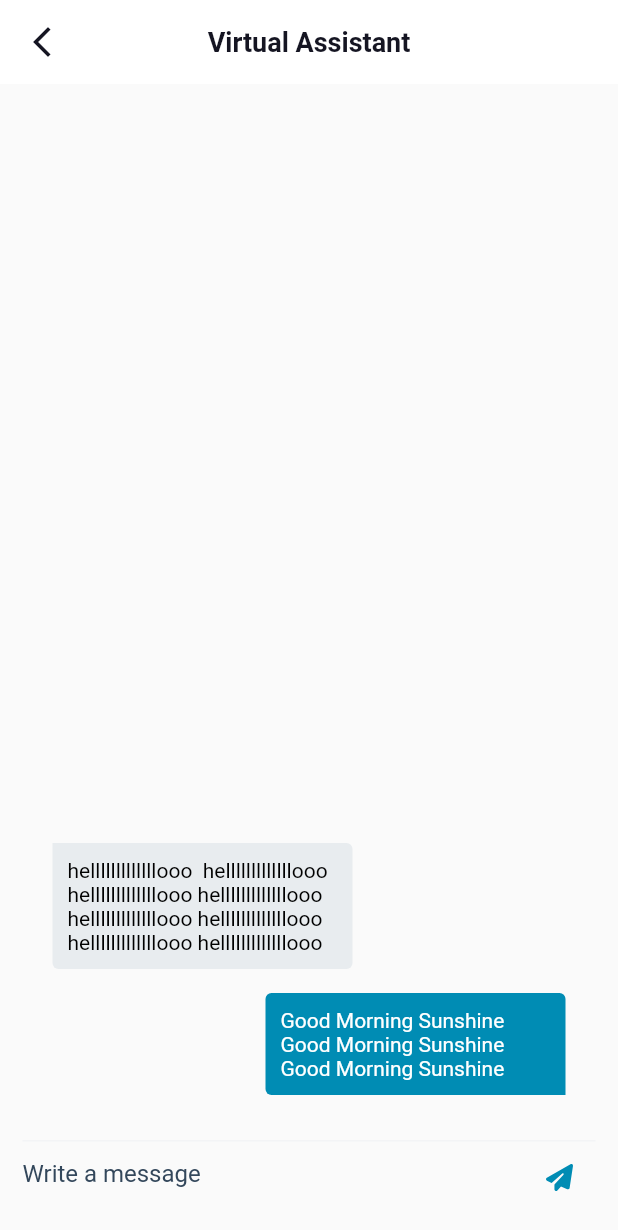
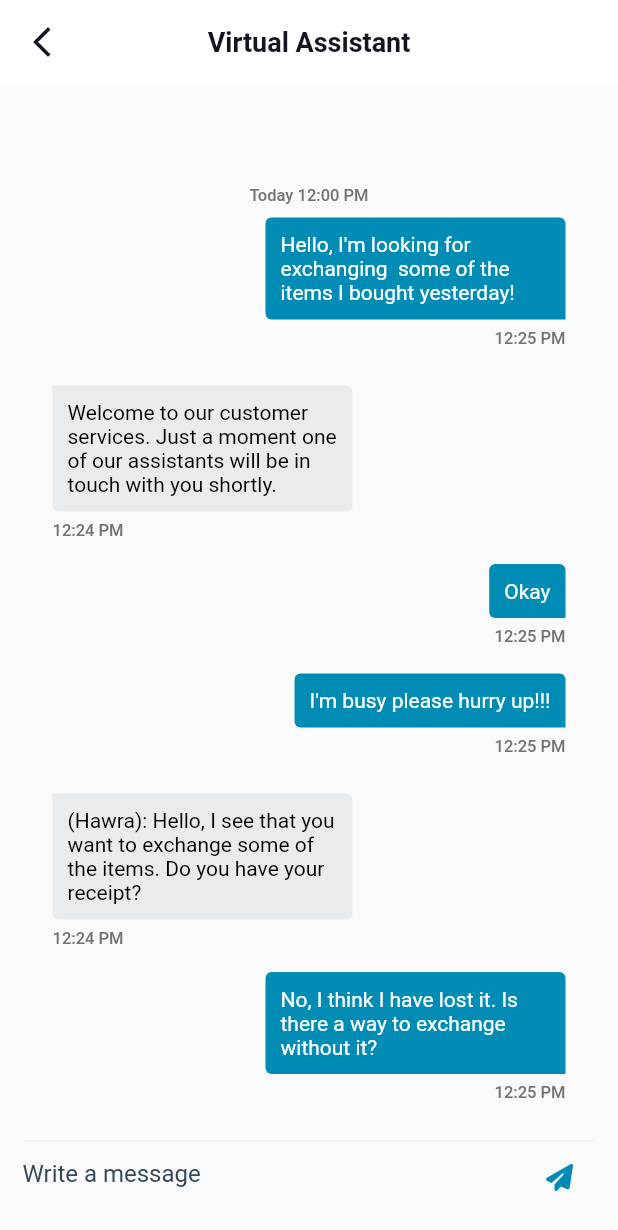
Before and after one commit to shathaMh1/chatbot, a Flutter app: the ChatScreen screen opened directly, on a phone screen of 412 x 824 dp. Shown: the top 1230 px of the screen. Run offline on Flutter 3.47's test engine with Material 2 defaults, Android fonts, the phone set to English and light mode, and no system bars; our stand-ins replace firebase_auth, firebase_core, flutter_svg, flutter_switch, get; accounts and stored records are empty.

Commit message:
chat ui done

```diff
--- a/lib/view/chat_screen.dart
+++ b/lib/view/chat_screen.dart
@@ -1,6 +1,7 @@
 import 'package:chatbot_template/constants/constants.dart';
 import 'package:chatbot_template/view/widgets/chat%20widgets/admin_response.dart';
 import 'package:chatbot_template/view/widgets/chat%20widgets/input_send_msg.dart';
+import 'package:chatbot_template/view/widgets/chat%20widgets/timestamp_chat.dart';
 import 'package:chatbot_template/view/widgets/chat%20widgets/user_response.dart';
 import 'package:flutter/material.dart';
 import 'package:get/get.dart';
@@ -30,20 +31,54 @@ class ChatScreen extends StatelessWidget {
           ),
         ),
       ),
-      body: Center(
-        child:
-            Column(mainAxisAlignment: MainAxisAlignment.end, children: const [
+      body: Column(children: [
+        Expanded(
+          child: ListView.builder(
+            reverse: true,
+            itemCount: 1,
+            itemBuilder: (context, index) {
+              return Column(
+                mainAxisAlignment: MainAxisAlignment.spaceBetween,
+                children: [
+                  Padding(
+                    padding: const EdgeInsets.only(top: 80.5),
+                    child: TimeStampChat(
+                      text: 'Today 12:00 PM',
+                    ),
+                  ),
+                  Column(
+                      mainAxisAlignment: MainAxisAlignment.end,
+                      children: const [
+                        UserResponse(
+                          text:
+                              'Hello, I\'m looking for exchanging  some of the items I bought yesterday! ',
+                        ),
                         AdminResponse(
                           text:
-                'helllllllllllllooo  helllllllllllllooo helllllllllllllooo helllllllllllllooo helllllllllllllooo helllllllllllllooo helllllllllllllooo helllllllllllllooo',
+                              'Welcome to our customer services. Just a moment one of our assistants will be in touch with you shortly.',
+                        ),
+                        UserResponse(
+                          text: 'Okay',
+                        ),
+                        UserResponse(
+                          text: 'I\'m busy please hurry up!!!',
+                        ),
+                        AdminResponse(
+                          text:
+                              '(Hawra): Hello, I see that you want to exchange some of the items. Do you have your receipt?',
                         ),
                         UserResponse(
                           text:
-                'Good Morning Sunshine  Good Morning Sunshine Good Morning Sunshine',
+                              'No, I think I have lost it. Is there a way to exchange without it?',
                         ),
-          InputMsg()
                       ]),
+                ],
+              );
+            },
           ),
+        ),
+        const InputMsg()
+      ]),
     );
   }
 }
--- a/lib/view/widgets/chat widgets/admin_response.dart
+++ b/lib/view/widgets/chat widgets/admin_response.dart
@@ -1,3 +1,4 @@
+import 'package:chatbot_template/view/widgets/chat%20widgets/timestamp_chat.dart';
 import 'package:flutter/material.dart';
 
 class AdminResponse extends StatelessWidget {
@@ -12,7 +13,10 @@ class AdminResponse extends StatelessWidget {
   Widget build(BuildContext context) {
     return Padding(
       padding: const EdgeInsets.only(left: 35.0, bottom: 8, top: 15),
-      child: Align(
+      child: Column(
+        crossAxisAlignment: CrossAxisAlignment.start,
+        children: [
+          Align(
             alignment: Alignment.centerLeft,
             widthFactor: double.infinity,
             child: Container(
@@ -34,6 +38,12 @@ class AdminResponse extends StatelessWidget {
               ),
             ),
           ),
+          Padding(
+            padding: const EdgeInsets.only(top: 6.0),
+            child: TimeStampChat(text: '12:24 PM'),
+          ),
+        ],
+      ),
     );
   }
 }
--- a/lib/view/widgets/chat widgets/input_send_msg.dart
+++ b/lib/view/widgets/chat widgets/input_send_msg.dart
@@ -16,6 +16,8 @@ class InputMsg extends StatelessWidget {
                   width: 1, color: Color.fromRGBO(243, 244, 246, 1))),
         ),
         child: TextField(
+            keyboardType: TextInputType.multiline,
+            maxLines: null,
             style: const TextStyle(color: kBlackColor),
             cursorColor: kBlackColor,
             decoration: InputDecoration(
--- /dev/null
+++ b/lib/view/widgets/chat widgets/timestamp_chat.dart
@@ -0,0 +1,22 @@
+import 'package:flutter/material.dart';
+import 'package:flutter/src/widgets/container.dart';
+import 'package:flutter/src/widgets/framework.dart';
+
+class TimeStampChat extends StatelessWidget {
+  String text = '';
+  TimeStampChat({
+    this.text = '00:00 AM',
+    Key? key,
+  }) : super(key: key);
+
+  @override
+  Widget build(BuildContext context) {
+    return Text(
+      text,
+      style: const TextStyle(
+          color: Color.fromRGBO(114, 114, 114, 1),
+          fontWeight: FontWeight.w500,
+          fontSize: 11),
+    );
+  }
+}
--- a/lib/view/widgets/chat widgets/user_response.dart
+++ b/lib/view/widgets/chat widgets/user_response.dart
@@ -1,3 +1,4 @@
+import 'package:chatbot_template/view/widgets/chat%20widgets/timestamp_chat.dart';
 import 'package:flutter/material.dart';
 
 class UserResponse extends StatelessWidget {
@@ -11,8 +12,11 @@ class UserResponse extends StatelessWidget {
   @override
   Widget build(BuildContext context) {
     return Padding(
-      padding: const EdgeInsets.only(right: 35, bottom: 15, top: 8),
-      child: Align(
+      padding: const EdgeInsets.only(right: 35, bottom: 10, top: 8),
+      child: Column(
+        crossAxisAlignment: CrossAxisAlignment.end,
+        children: [
+          Align(
             alignment: Alignment.centerRight,
             child: Container(
               padding: const EdgeInsets.all(10),
@@ -30,6 +34,12 @@ class UserResponse extends StatelessWidget {
               child: Text(text, style: const TextStyle(color: Colors.white),),
             ),
           ),
+        Padding(
+            padding: const EdgeInsets.only(top: 6.0),
+            child: TimeStampChat(text: '12:25 PM'),
+          ),
+        ],
+      ),
     );
   }
 }
```
Also changed, not shown: 68 other files. Lines whose indentation alone changed are shown as unchanged.
